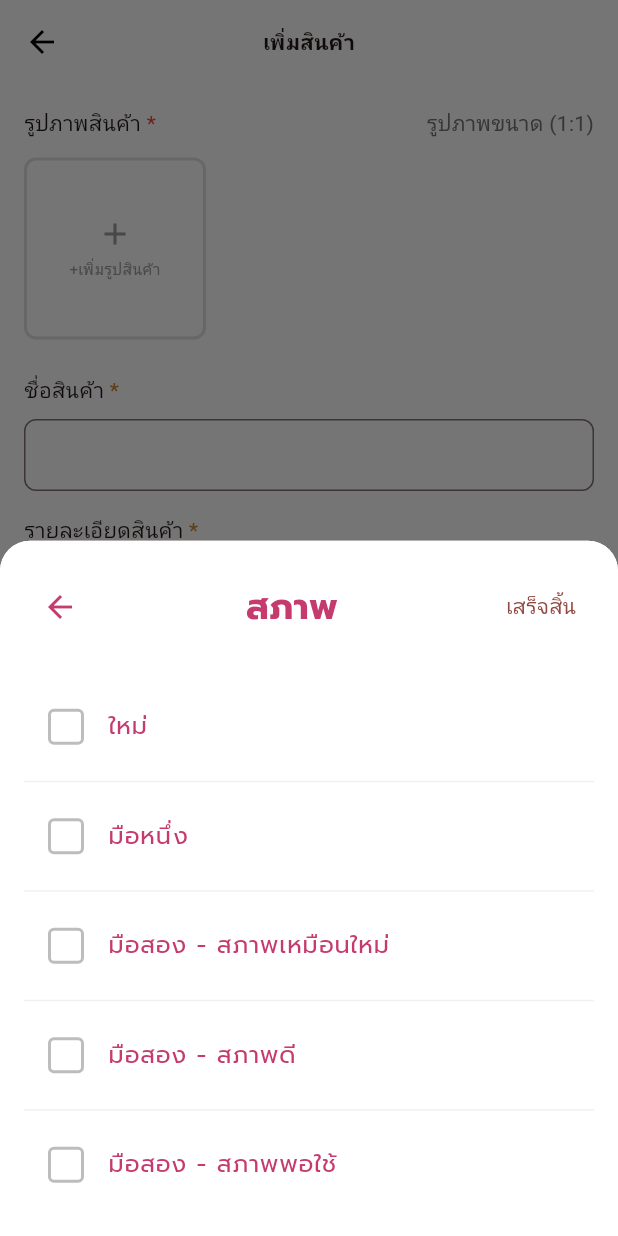
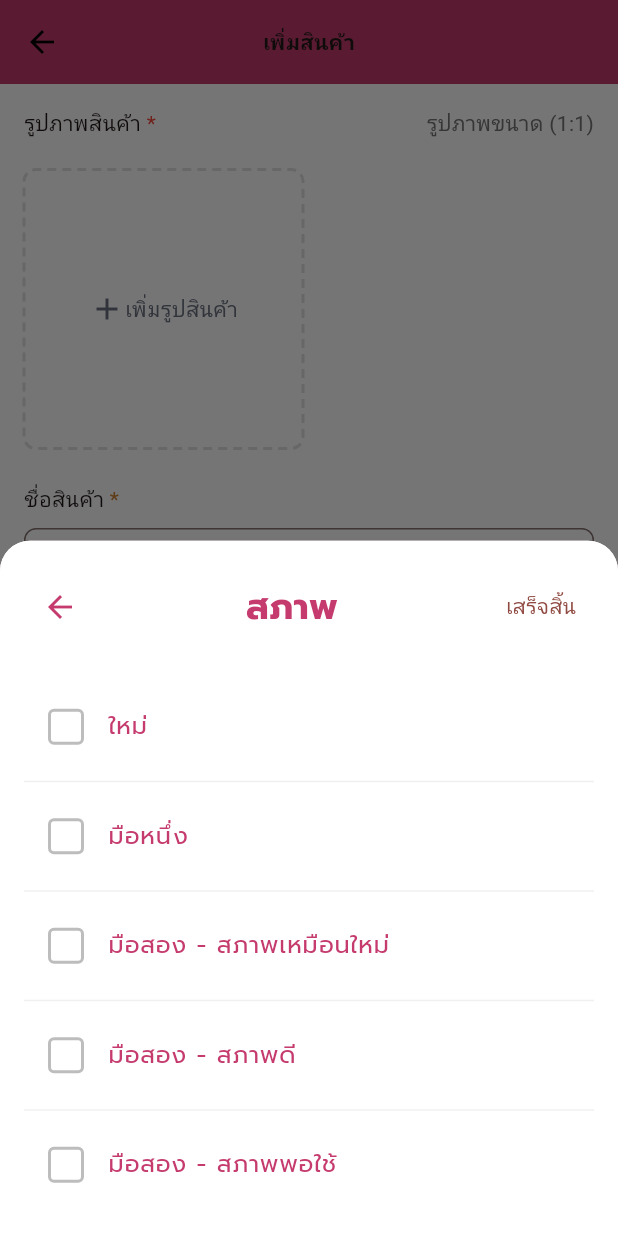
Before and after one commit to ARTTTT-TTTT/local-community-marketplace, a Flutter app: the _AddItemScreenContent screen opened directly, after a tap on "เลือกสภาพสินค้า", on a phone screen of 412 x 824 dp. Run offline on Flutter 3.47's test engine with Material 3 defaults, Android fonts, the phone set to English and light mode, and no system bars; our stand-ins replace firebase_auth, firebase_core, flutter_dotenv, image_picker; accounts and stored records are empty; project files that could hold a hidden picture were left out.

Commit message:
fix: update styles in AddItemScreen and CategorySelectorBottomSheet for improved consistency

```diff
--- a/mobile/lib/screens/add_item_screen.dart
+++ b/mobile/lib/screens/add_item_screen.dart
@@ -87,7 +87,7 @@ class _AddItemScreenContentState extends State<_AddItemScreenContent> {
         return Scaffold(
           backgroundColor: Colors.white,
           appBar: AppBar(
-            backgroundColor: Colors.white,
+            backgroundColor: AppColors.primary,
             elevation: 0,
             leading: IconButton(
               icon: const Icon(Icons.arrow_back, color: Colors.black),
@@ -250,14 +250,14 @@ class _AddItemScreenContentState extends State<_AddItemScreenContent> {
             ),
           ],
         ),
-        const SizedBox(height: 12),
+        const SizedBox(height: 20),
 
         // Product Images Grid
         GridView.builder(
           shrinkWrap: true,
           physics: const NeverScrollableScrollPhysics(),
           gridDelegate: const SliverGridDelegateWithFixedCrossAxisCount(
-            crossAxisCount: 3,
+            crossAxisCount: 2,
             crossAxisSpacing: 8,
             mainAxisSpacing: 8,
             childAspectRatio: 1,
@@ -268,26 +268,26 @@ class _AddItemScreenContentState extends State<_AddItemScreenContent> {
               // Add image button
               return GestureDetector(
                 onTap: provider.addProductImage,
+                child: CustomPaint(
+                  painter: DashedBorderPainter(),
                   child: Container(
                     decoration: BoxDecoration(
-                    border: Border.all(
-                      color: Colors.grey[300]!,
-                      style: BorderStyle.solid,
-                      width: 2,
-                    ),
                       borderRadius: BorderRadius.circular(8),
                     ),
-                  child: const Column(
+                    child: Row(
                       mainAxisAlignment: MainAxisAlignment.center,
                       children: [
-                      Icon(Icons.add, size: 24, color: Colors.grey),
-                      SizedBox(height: 4),
-                      Text(
-                        '+เพิ่มรูปสินค้า',
-                        style: TextStyle(fontSize: 10, color: Colors.grey),
+                        Icon(Icons.add, size: 24, color: AppColors.textMuted),
+                        Builder(
+                          builder: (context) => Text(
+                            'เพิ่มรูปสินค้า',
+                            style: Theme.of(context).textTheme.bodyMedium!
+                                .copyWith(color: AppColors.textMuted),
                             textAlign: TextAlign.center,
                           ),
+                        ),
                       ],
+                    ),
                   ),
                 ),
               );
@@ -420,7 +420,7 @@ class _AddItemScreenContentState extends State<_AddItemScreenContent> {
           child: Container(
             padding: const EdgeInsets.symmetric(horizontal: 12, vertical: 12),
             decoration: BoxDecoration(
-              border: Border.all(color: Colors.grey[300]!),
+              border: Border.all(color: AppColors.textMuted),
               borderRadius: BorderRadius.circular(8),
             ),
             child: Row(
@@ -542,3 +542,48 @@ class _AddItemScreenContentState extends State<_AddItemScreenContent> {
     );
   }
 }
+
+class DashedBorderPainter extends CustomPainter {
+  @override
+  void paint(Canvas canvas, Size size) {
+    final paint = Paint()
+      ..color = Colors.grey[300]!
+      ..strokeWidth = 2
+      ..style = PaintingStyle.stroke;
+
+    const dashWidth = 6.0;
+    const dashSpace = 4.0;
+    const radius = 8.0;
+
+    final path = Path()
+      ..addRRect(
+        RRect.fromRectAndRadius(
+          Rect.fromLTWH(0, 0, size.width, size.height),
+          const Radius.circular(radius),
+        ),
+      );
+
+    _drawDashedPath(canvas, path, paint, dashWidth, dashSpace);
+  }
+
+  void _drawDashedPath(
+    Canvas canvas,
+    Path path,
+    Paint paint,
+    double dashWidth,
+    double dashSpace,
+  ) {
+    final pathMetrics = path.computeMetrics();
+    for (final metric in pathMetrics) {
+      double distance = 0.0;
+      while (distance < metric.length) {
+        final extractPath = metric.extractPath(distance, distance + dashWidth);
+        canvas.drawPath(extractPath, paint);
+        distance += dashWidth + dashSpace;
+      }
+    }
+  }
+
+  @override
+  bool shouldRepaint(covariant CustomPainter oldDelegate) => false;
+}
--- a/mobile/lib/widgets/category_selector_bottom_sheet.dart
+++ b/mobile/lib/widgets/category_selector_bottom_sheet.dart
@@ -34,10 +34,11 @@ class CategorySelectorBottomSheet extends StatelessWidget {
                     child: Text(
                       'หมวดหมู่สินค้า',
                       textAlign: TextAlign.center,
-                      style: AppTypography.headline2.copyWith(
-                        color: Colors.black,
-                        fontWeight: FontWeight.normal,
-                      ),
+                      style: Theme.of(context).textTheme.displayMedium!
+                          .copyWith(
+                            color: Colors.black,
+                            fontWeight: FontWeight.normal,
+                          ),
                     ),
                   ),
                   TextButton(
```
Lines whose indentation alone changed are shown as unchanged.
